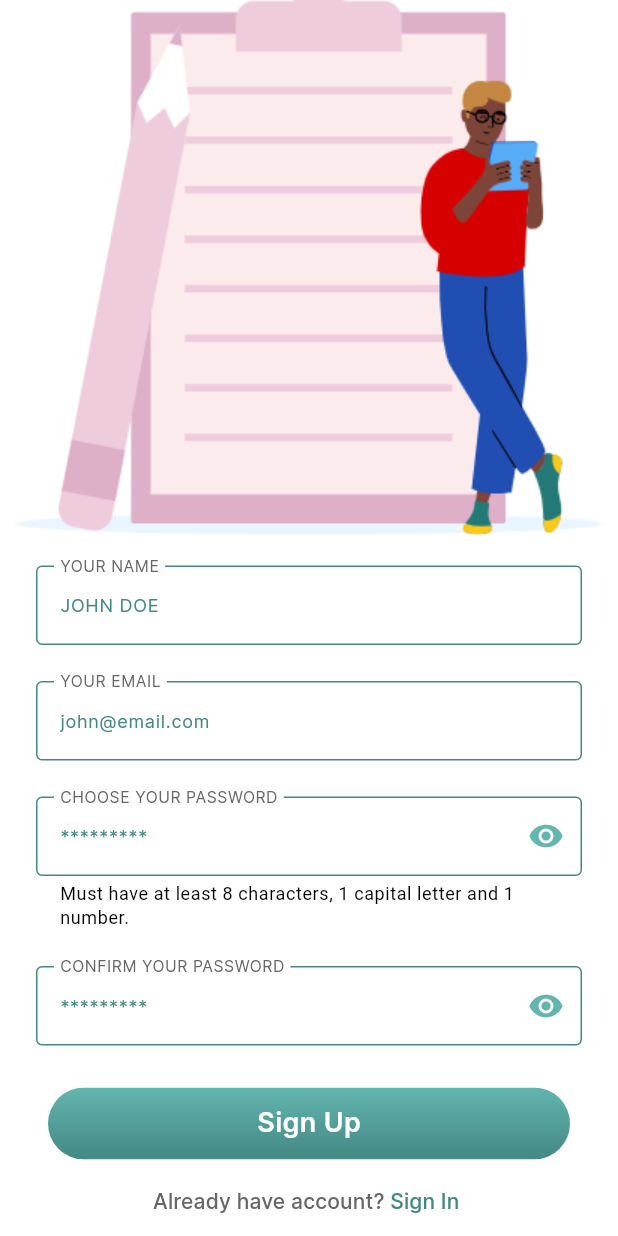
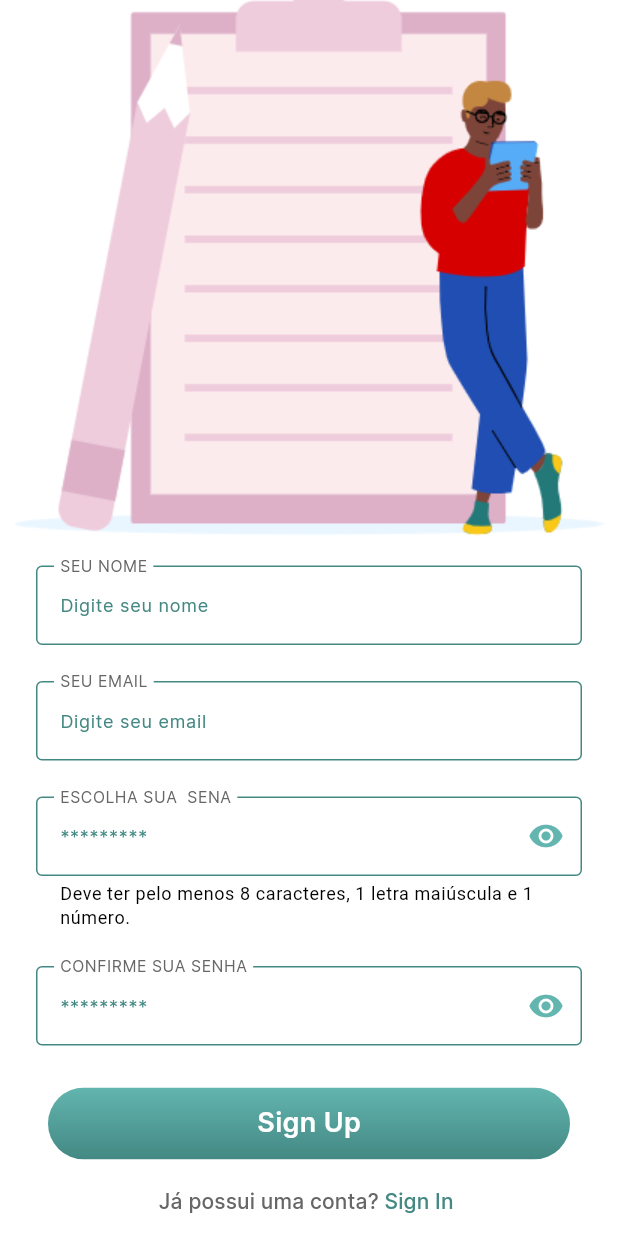
Before and after one commit to cold26/econoapp, a Flutter app: the SignUpPage screen opened by its route, scrolled down 148 dp, on a phone screen of 412 x 824 dp. Run offline on Flutter 3.47's test engine with Material 3 defaults, Android fonts, the phone set to English and light mode, and no system bars; our stand-ins replace cloud_functions, firebase_auth, firebase_core, flutter_secure_storage, get_it, graphql_flutter and 1 more; accounts and stored records are empty.

Commit message:
add signup ptbr

```diff
--- a/lib/features/sign_in/sign_in_page.dart
+++ b/lib/features/sign_in/sign_in_page.dart
@@ -76,7 +76,7 @@ class _SignInPageState extends State<SignInPage> with CustomModalSheetMixin {
       body: ListView(
         children: [
           Text(
-            'Welcome Back!',
+            'Bem vindo de volta!',
             textAlign: TextAlign.center,
             style: AppTextStyles.mediumText36.copyWith(
               color: AppColors.greenOne,
@@ -91,17 +91,17 @@ class _SignInPageState extends State<SignInPage> with CustomModalSheetMixin {
               children: [
                 CustomTextFormField(
                   controller: _emailController,
-                  labelText: "your email",
-                  hintText: "john@email.com",
+                  labelText: "Seu email",
+                  hintText: "Digite seu email",
                   validator: Validator.validateEmail,
                 ),
                 PasswordFormField(
                   controller: _passwordController,
-                  labelText: "your password",
+                  labelText: "Sua senha",
                   hintText: "*********",
                   validator: Validator.validatePassword,
                   helperText:
-                      "Must have at least 8 characters, 1 capital letter and 1 number.",
+                      "Deve ter pelo menos 8 caracteres, 1 letra maiúscula e 1 número.",
                 ),
               ],
             ),
@@ -136,7 +136,7 @@ class _SignInPageState extends State<SignInPage> with CustomModalSheetMixin {
             ),
             children: [
               Text(
-                'Don\'t have account? ',
+                'Não possui uma conta? ',
                 style: AppTextStyles.smallText.copyWith(
                   color: AppColors.grey,
                 ),
--- a/lib/features/sign_up/sign_up_page.dart
+++ b/lib/features/sign_up/sign_up_page.dart
@@ -80,14 +80,14 @@ class _SignUpPageState extends State<SignUpPage> with CustomModalSheetMixin {
       body: ListView(
         children: [
           Text(
-            'Spend Smarter',
+            'Comece a Economizar',
             textAlign: TextAlign.center,
             style: AppTextStyles.mediumText36.copyWith(
               color: AppColors.greenOne,
             ),
           ),
           Text(
-            'Save More',
+            'Seu dinheiro',
             textAlign: TextAlign.center,
             style: AppTextStyles.mediumText36.copyWith(
               color: AppColors.greenOne,
@@ -102,8 +102,8 @@ class _SignUpPageState extends State<SignUpPage> with CustomModalSheetMixin {
               children: [
                 CustomTextFormField(
                   controller: _nameController,
-                  labelText: "your name",
-                  hintText: "JOHN DOE",
+                  labelText: "Seu nome",
+                  hintText: "Digite seu nome  ",
                   inputFormatters: [
                     UpperCaseTextInputFormatter(),
                   ],
@@ -111,20 +111,20 @@ class _SignUpPageState extends State<SignUpPage> with CustomModalSheetMixin {
                 ),
                 CustomTextFormField(
                   controller: _emailController,
-                  labelText: "your email",
-                  hintText: "john@email.com",
+                  labelText: "Seu email",
+                  hintText: "Digite seu email",
                   validator: Validator.validateEmail,
                 ),
                 PasswordFormField(
                   controller: _passwordController,
-                  labelText: "choose your password",
+                  labelText: "Escolha sua  sena",
                   hintText: "*********",
                   validator: Validator.validatePassword,
                   helperText:
-                      "Must have at least 8 characters, 1 capital letter and 1 number.",
+                      "Deve ter pelo menos 8 caracteres, 1 letra maiúscula e 1 número.",
                 ),
                 PasswordFormField(
-                  labelText: "confirm your password",
+                  labelText: "Confirme sua senha",
                   hintText: "*********",
                   validator: (value) => Validator.validateConfirmPassword(
                     _passwordController.text,
@@ -165,7 +165,7 @@ class _SignUpPageState extends State<SignUpPage> with CustomModalSheetMixin {
             ),
             children: [
               Text(
-                'Already have account? ',
+                'Já possui uma conta? ',
                 style: AppTextStyles.smallText.copyWith(
                   color: AppColors.grey,
                 ),
```
Also changed, not shown: lib/features/transactions/transactions_page.dart (+6 -6 lines).
